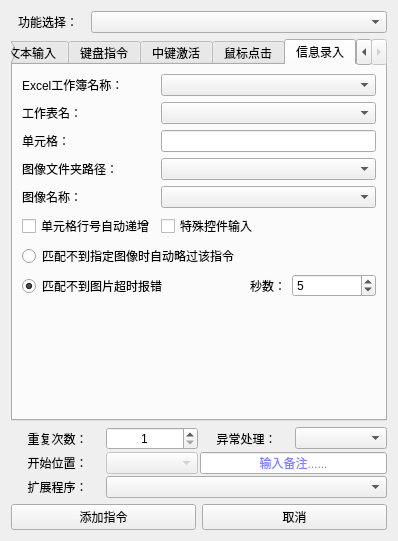
FsterThanLight/automatic_clicker_2, file 窗体/navigation.ui: the form before one commit.
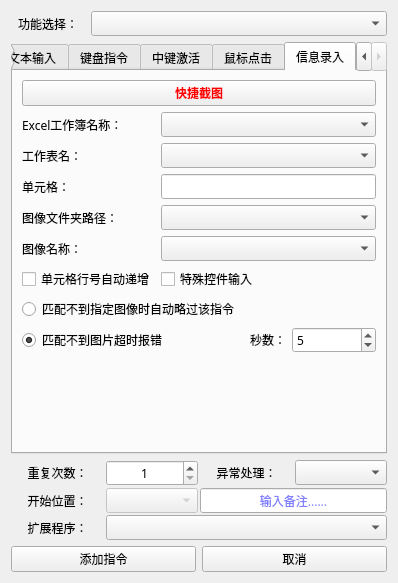
The form after the commit. The open tabs and pages were chosen to show the change. Icons and pictures are not drawn.

Commit message: 2023年5月30日18:02:29 新增快捷截图

Patch:
```diff
--- a/窗体/navigation.ui
+++ b/窗体/navigation.ui
@@ -7,12 +7,12 @@
     <x>0</x>
     <y>0</y>
     <width>398</width>
-    <height>511</height>
+    <height>517</height>
    </rect>
   </property>
   <property name="font">
    <font>
-    <family>Microsoft YaHei UI</family>
+    <family>微软雅黑</family>
     <weight>50</weight>
     <bold>false</bold>
    </font>
@@ -46,7 +46,7 @@
     <widget class="QTabWidget" name="tabWidget">
      <property name="font">
       <font>
-       <family>Microsoft YaHei UI</family>
+       <family>微软雅黑</family>
        <weight>50</weight>
        <bold>false</bold>
       </font>
@@ -1494,75 +1494,126 @@
       <layout class="QVBoxLayout" name="verticalLayout_18">
        <item>
         <layout class="QGridLayout" name="gridLayout_7">
-         <item row="0" column="1">
-          <widget class="QComboBox" name="comboBox_12">
-           <property name="sizeAdjustPolicy">
-            <enum>QComboBox::AdjustToContents</enum>
-           </property>
-          </widget>
-         </item>
-         <item row="3" column="1">
-          <widget class="QComboBox" name="comboBox_14">
-           <property name="sizeAdjustPolicy">
-            <enum>QComboBox::AdjustToContents</enum>
-           </property>
-          </widget>
-         </item>
-         <item row="1" column="0">
+         <item row="2" column="0">
           <widget class="QLabel" name="label_38">
            <property name="text">
             <string>工作表名：</string>
            </property>
           </widget>
          </item>
-         <item row="4" column="0">
-          <widget class="QLabel" name="label_41">
+         <item row="2" column="1">
+          <widget class="QComboBox" name="comboBox_13"/>
+         </item>
+         <item row="6" column="0">
+          <widget class="QCheckBox" name="checkBox_3">
            <property name="text">
-            <string>图像名称：</string>
+            <string>单元格行号自动递增</string>
            </property>
           </widget>
          </item>
-         <item row="2" column="0">
-          <widget class="QLabel" name="label_39">
-           <property name="text">
-            <string>单元格：</string>
+         <item row="1" column="1">
+          <widget class="QComboBox" name="comboBox_12">
+           <property name="sizeAdjustPolicy">
+            <enum>QComboBox::AdjustToContents</enum>
            </property>
           </widget>
          </item>
-         <item row="4" column="1">
+         <item row="5" column="1">
           <widget class="QComboBox" name="comboBox_15"/>
          </item>
-         <item row="3" column="0">
+         <item row="5" column="0">
+          <widget class="QLabel" name="label_41">
+           <property name="text">
+            <string>图像名称：</string>
+           </property>
+          </widget>
+         </item>
+         <item row="4" column="0">
           <widget class="QLabel" name="label_40">
            <property name="text">
             <string>图像文件夹路径：</string>
            </property>
           </widget>
          </item>
-         <item row="2" column="1">
+         <item row="4" column="1">
+          <widget class="QComboBox" name="comboBox_14">
+           <property name="sizeAdjustPolicy">
+            <enum>QComboBox::AdjustToContents</enum>
+           </property>
+          </widget>
+         </item>
+         <item row="3" column="0">
+          <widget class="QLabel" name="label_39">
+           <property name="text">
+            <string>单元格：</string>
+           </property>
+          </widget>
+         </item>
+         <item row="3" column="1">
           <widget class="QLineEdit" name="lineEdit_4"/>
          </item>
-         <item row="0" column="0">
+         <item row="1" column="0">
           <widget class="QLabel" name="label_37">
            <property name="text">
             <string>Excel工作簿名称：</string>
            </property>
           </widget>
          </item>
-         <item row="1" column="1">
-          <widget class="QComboBox" name="comboBox_13"/>
-         </item>
-         <item row="5" column="1">
+         <item row="6" column="1">
           <widget class="QCheckBox" name="checkBox_4">
            <property name="text">
             <string>特殊控件输入</string>
            </property>
           </widget>
          </item>
-         <item row="5" column="0">
-          <widget class="QCheckBox" name="checkBox_3">
+         <item row="0" column="0" colspan="2">
+          <widget class="QPushButton" name="pushButton_5">
+           <property name="palette">
+            <palette>
+             <active>
+              <colorrole role="ButtonText">
+               <brush brushstyle="SolidPattern">
+                <color alpha="255">
+                 <red>255</red>
+                 <green>0</green>
+                 <blue>0</blue>
+                </color>
+               </brush>
+              </colorrole>
+             </active>
+             <inactive>
+              <colorrole role="ButtonText">
+               <brush brushstyle="SolidPattern">
+                <color alpha="255">
+                 <red>255</red>
+                 <green>0</green>
+                 <blue>0</blue>
+                </color>
+               </brush>
+              </colorrole>
+             </inactive>
+             <disabled>
+              <colorrole role="ButtonText">
+               <brush brushstyle="SolidPattern">
+                <color alpha="255">
+                 <red>120</red>
+                 <green>120</green>
+                 <blue>120</blue>
+                </color>
+               </brush>
+              </colorrole>
+             </disabled>
+            </palette>
+           </property>
+           <property name="font">
+            <font>
+             <family>微软雅黑</family>
+             <weight>75</weight>
+             <bold>true</bold>
+            </font>
+           </property>
            <property name="text">
-            <string>单元格行号自动递增</string>
+            <string>快捷截图</string>
            </property>
           </widget>
          </item>
```
Left out of the diff: 66 changed lines with no effect on the pictures. The commit also changes 13 other files.
